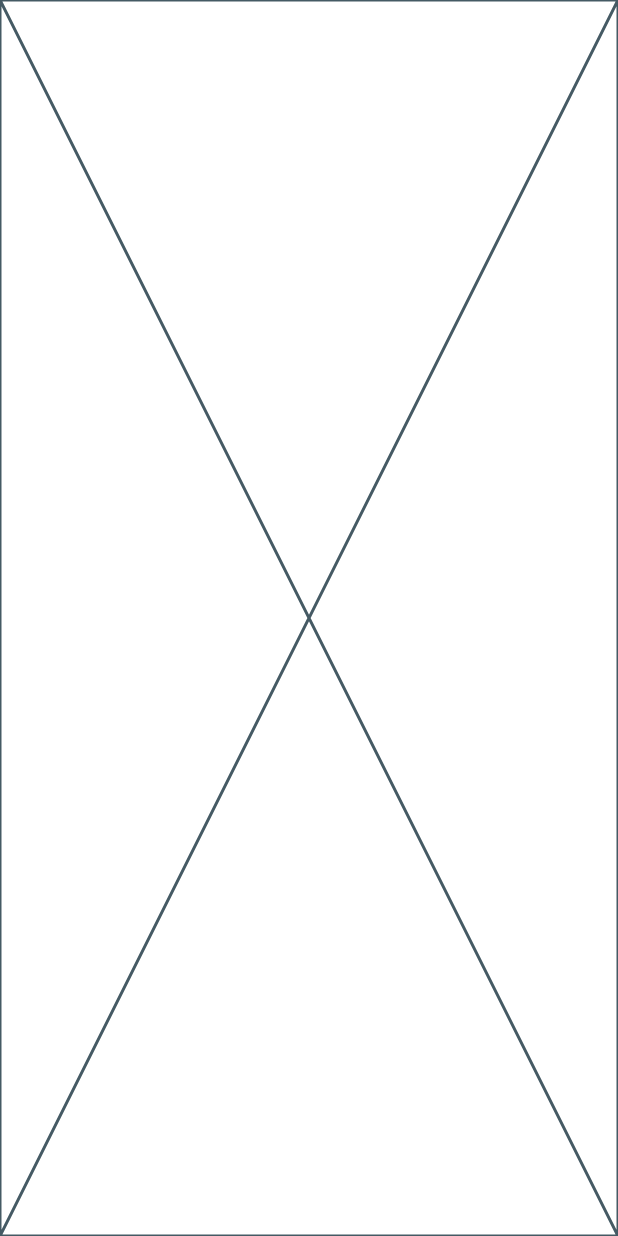
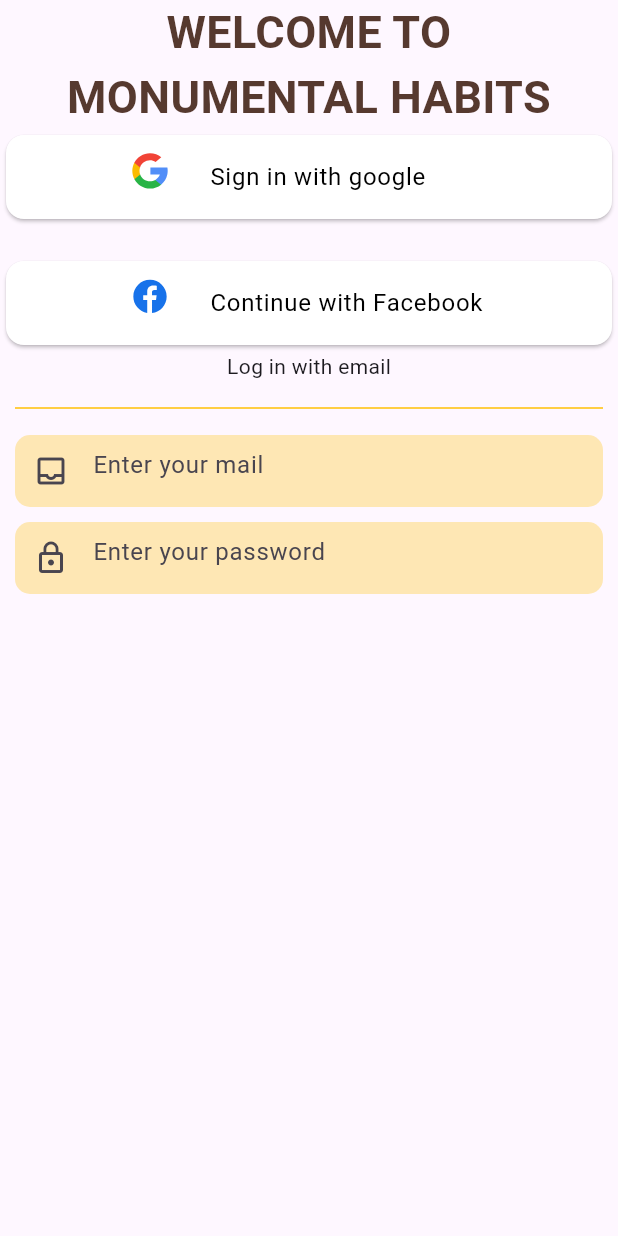
Before and after one commit to Adarsh-Polsey/habit_tracker, a Flutter app: the screen it shows after launch, after a tap on "Skip", on a phone screen of 412 x 824 dp. Run offline on Flutter 3.47's test engine with Material 3 defaults, Android fonts, the phone set to English and light mode, and no system bars; our stand-ins replace flutter_svg; missing offline and left inert: dart:ffi.

Commit message:
Made changes with LoginPage

```diff
--- a/lib/screens/IntroductionScreen.dart
+++ b/lib/screens/IntroductionScreen.dart
@@ -1,9 +1,6 @@
 // ignore_for_file: prefer_const_constructors, prefer_const_literals_to_create_immutables
 
-import 'package:flutter/cupertino.dart';
 import 'package:flutter/material.dart';
-import 'package:flutter/rendering.dart';
-import 'package:flutter/widgets.dart';
 import 'package:habit_tracker/screens/screens.dart';
 
 class IntroductionScreen extends StatefulWidget {
@@ -34,7 +31,6 @@ class _IntroductionScreenState extends State<IntroductionScreen> {
   }
 
   Widget introNav() {
-    print(active);
     if (active < 3) {
       return Row(
         mainAxisAlignment: MainAxisAlignment.spaceBetween,
--- a/lib/screens/LoginPage.dart
+++ b/lib/screens/LoginPage.dart
@@ -1,10 +1,126 @@
+// ignore_for_file: prefer_const_literals_to_create_immutables, prefer_const_constructors
+
 import 'package:flutter/material.dart';
+import 'package:flutter/services.dart';
+import 'package:flutter_svg/flutter_svg.dart';
 
 class LoginPage extends StatelessWidget {
   const LoginPage({super.key});
 
   @override
   Widget build(BuildContext context) {
-    return const Placeholder();
+    return Scaffold(
+      body: ListView(
+        shrinkWrap: true,
+        children: [
+          Text(
+            "WELCOME TO\nMONUMENTAL HABITS",
+            textAlign: TextAlign.center,
+            style: TextStyle(
+                fontWeight: FontWeight.bold,
+                color: const Color.fromARGB(255, 86, 57, 47),
+                fontSize: 30),
+          ),
+          Card_tile(title: 'Sign in with google', icon: 'googleIcon'),
+          SizedBox(
+            height: 20,
+          ),
+          Card_tile(
+            title: 'Continue with Facebook',
+            icon: 'faceBook',
+          ),
+          Container(
+            padding: EdgeInsets.symmetric(horizontal: 10),
+            child: Column(
+              children: [
+                Text("Log in with email"),
+                SizedBox(
+                  height: 10,
+                ),
+                Divider(
+                  color: Colors.amber,
+                ),
+                SizedBox(
+                  height: 10,
+                ),
+                Input_Card(
+                    title: "Enter your mail", icon: Icons.inbox_outlined),
+                SizedBox(
+                  height: 10,
+                ),
+                Input_Card(
+                    title: "Enter your password", icon: Icons.lock_outline),
+              ],
+            ),
+          )
+        ],
+      ),
+    );
   }
 }
+
+class Card_tile extends StatelessWidget {
+  const Card_tile(
+      {super.key,
+      required this.title,
+      required this.icon,
+      this.textColor = Colors.black,
+      this.bgColor = Colors.white});
+  final String title;
+  final String icon;
+  final Color bgColor;
+  final Color textColor;
+  @override
+  Widget build(BuildContext context) {
+    return Card(
+        color: bgColor,
+        child: ListTile(
+          title: Row(
+            mainAxisAlignment: MainAxisAlignment.start,
+            children: [
+              SizedBox(
+                width: 60,
+              ),
+              SizedBox(
+                  height: 40,
+                  width: 40,
+                  child: SvgPicture.asset("assets/SVG/$icon.svg")),
+              SizedBox(
+                width: 20,
+              ),
+              Text(
+                title,
+                style: TextStyle(color: textColor),
+              ),
+            ],
+          ),
+        ));
+  }
+}
+
+class Input_Card extends StatelessWidget {
+  const Input_Card(
+      {super.key,
+      required this.title,
+      required this.icon,
+      this.textColor = Colors.black,
+      this.bgColor = Colors.white});
+  final String title;
+  final IconData icon;
+  final Color bgColor;
+  final Color textColor;
+  @override
+  Widget build(BuildContext context) {
+    return Container(
+        decoration: BoxDecoration(
+            borderRadius: BorderRadius.circular(10),
+            color: Colors.amber.withOpacity(0.3)),
+        child: TextField(
+          decoration: InputDecoration(
+            prefixIcon: Icon(icon),
+            hintText: title,
+            border: InputBorder.none,
+          ),
+        ));
+  }
+}
```
Also changed, not shown: assets/SVG/faceBook.svg (added), assets/SVG/googleIcon.svg (added).
